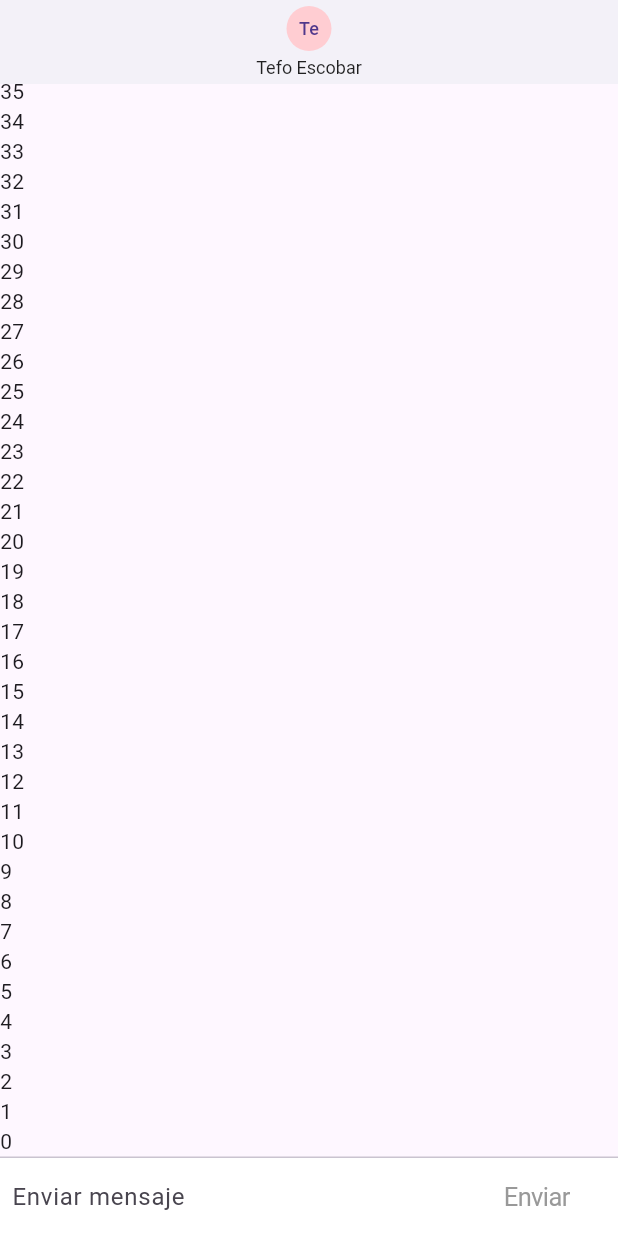
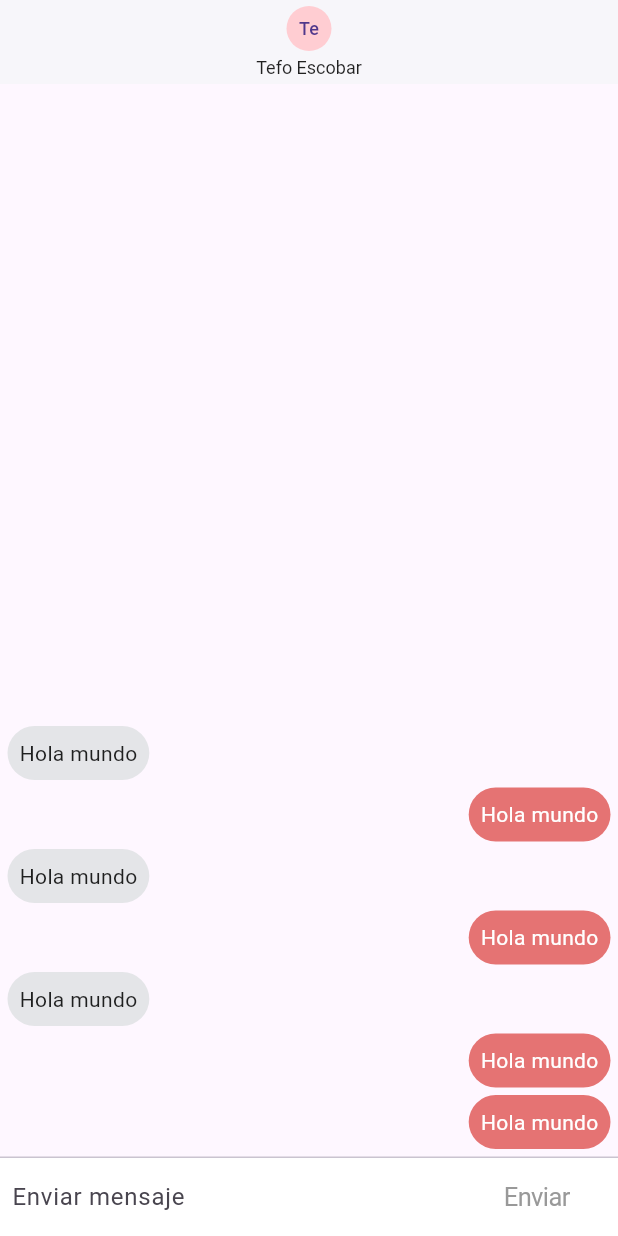
Before and after one commit to DevJorgeRafael/realtime-chat-flutter-course, a Flutter app: the screen it shows after launch, on a phone screen of 412 x 824 dp. Run offline on Flutter 3.47's test engine with Material 3 defaults, Android fonts, the phone set to English and light mode, and no system bars; our stand-ins replace pull_to_refresh.

Commit message:
mensajes de borbujas

```diff
--- a/lib/pages/chat_page.dart
+++ b/lib/pages/chat_page.dart
@@ -2,6 +2,7 @@ import 'dart:io';
 
 import 'package:flutter/cupertino.dart';
 import 'package:flutter/material.dart';
+import 'package:realtime_chat/widgets/widgets.dart';
 
 class ChatPage extends StatefulWidget {
   @override
@@ -12,6 +13,16 @@ class _ChatPageState extends State<ChatPage> {
 
   final _textController = TextEditingController();
   final _focusNode = FocusNode();
+
+  final List<ChatMessage> _messages = [
+    ChatMessage(message: 'Hola mundo', uid: '123'),
+    ChatMessage(message: 'Hola mundo', uid: '123'),
+    ChatMessage(message: 'Hola mundo', uid: '1233'),
+    ChatMessage(message: 'Hola mundo', uid: '123'),
+    ChatMessage(message: 'Hola mundo', uid: '1233'),
+    ChatMessage(message: 'Hola mundo', uid: '123'),
+    ChatMessage(message: 'Hola mundo', uid: '1233'),
+  ];
 
   bool _estaEscribiendo = false;
 
@@ -41,9 +52,9 @@ class _ChatPageState extends State<ChatPage> {
             Flexible(
               child: ListView.builder(
                 physics: const BouncingScrollPhysics(),
-                // itemCount: 1,
+                itemCount: _messages.length,
                 itemBuilder: (BuildContext context, int index) {
-                  return Text('$index');
+                  return _messages[index];
                 },
                 reverse: true,
               ),
@@ -129,6 +140,9 @@ class _ChatPageState extends State<ChatPage> {
     _textController.clear();
     _focusNode.requestFocus();
 
+    final newMessage = ChatMessage(message: texto, uid: '123');
+    _messages.insert(0, newMessage);
+
     setState(() {
       _estaEscribiendo = false;
     });
--- a/lib/widgets/chat_message.dart
+++ b/lib/widgets/chat_message.dart
@@ -25,16 +25,34 @@ class ChatMessage extends StatelessWidget {
       alignment: Alignment.centerRight,
       child: Container(
         padding: EdgeInsets.all( 8 ),
-        child: Text( message ),
+        margin: EdgeInsets.only(
+          bottom: 5,
+          left: 50,
+          right: 5
+        ),
+        child: Text( message, style: TextStyle(color: Colors.white), ),
         decoration: BoxDecoration(
-          color: Colors.red.shade400
+          color: Colors.red.shade300,
+          borderRadius: BorderRadius.circular(20)
         ),
       ),
     );
   }
 
   Widget _notMyMessage() {
-
-    return Container();
+    return Align(
+      alignment: Alignment.centerLeft,
+      child: Container(
+        padding: EdgeInsets.all(8),
+        margin: EdgeInsets.only(bottom: 5, left: 5, right: 50),
+        child: Text(
+          message,
+          style: TextStyle(color: Colors.black87),
+        ),
+        decoration: BoxDecoration(
+            color: Color(0xffE4E5E8),
+            borderRadius: BorderRadius.circular(20)),
+      ),
+    );
   }
 }
```
